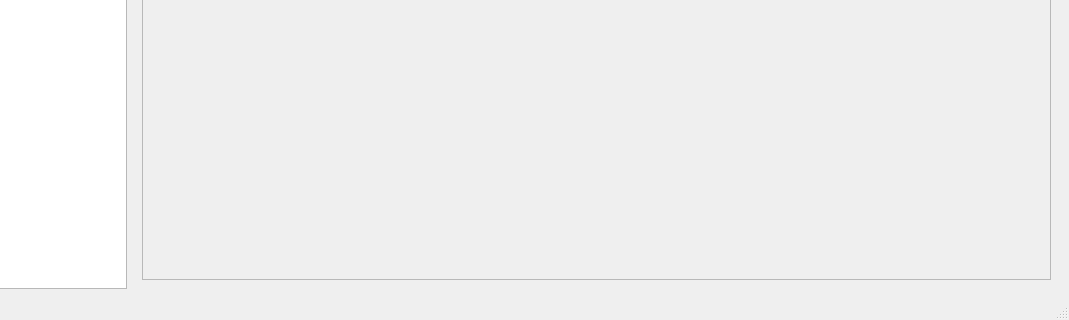
firelab/wfips, file irs/src/gui/wfipsmainwindow.ui: the form before one commit; both pictures show x 138 to 1207 and y 486 to 806 of the 1207 by 806 pixel window.
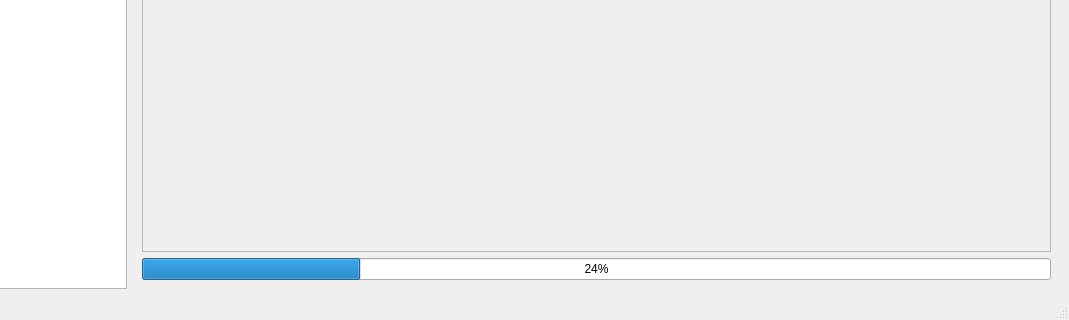
The form after the commit.

Patch:
```diff
--- a/irs/src/gui/wfipsmainwindow.ui
+++ b/irs/src/gui/wfipsmainwindow.ui
@@ -262,6 +262,13 @@
             </property>
            </widget>
           </item>
+          <item>
+           <widget class="QProgressBar" name="progressBar">
+            <property name="value">
+             <number>24</number>
+            </property>
+           </widget>
+          </item>
          </layout>
         </widget>
         <widget class="QWidget" name="figPage">
```
